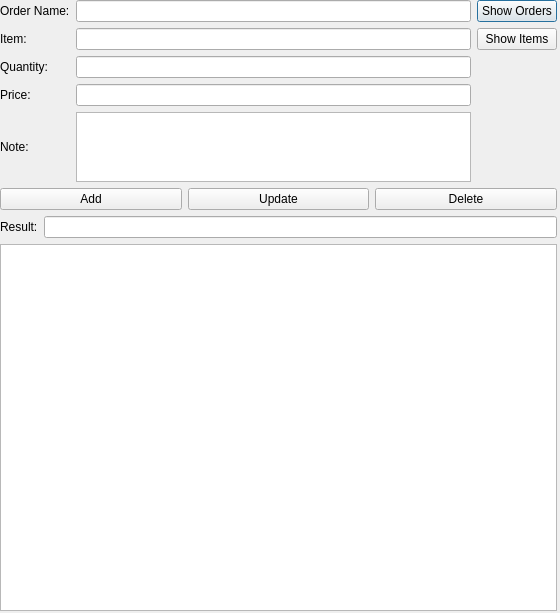
GreenBeanio/Kimberly-s-Delicious-Dozen-Tracker, file UI_RAW/OrderItems.ui: the form before one commit.
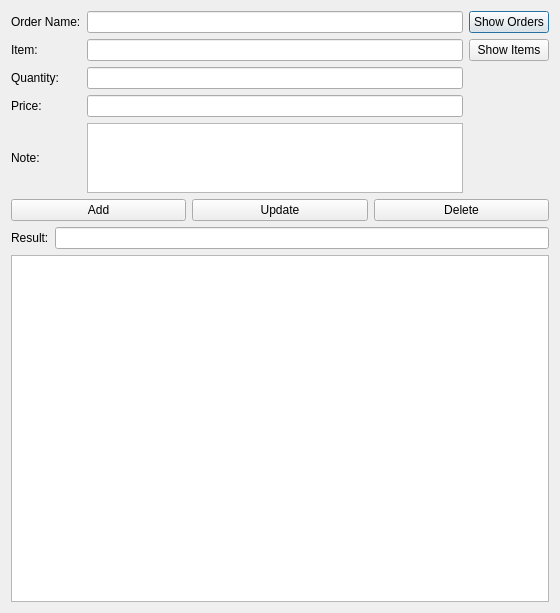
The form after the commit.

Commit message: Better Layouts

Patch:
```diff
--- a/UI_RAW/OrderItems.ui
+++ b/UI_RAW/OrderItems.ui
@@ -13,15 +13,8 @@
   <property name="windowTitle">
    <string>Order Items</string>
   </property>
-  <widget class="QWidget" name="verticalLayoutWidget_3">
-   <property name="geometry">
-    <rect>
-     <x>0</x>
-     <y>0</y>
-     <width>557</width>
-     <height>611</height>
-    </rect>
-   </property>
+  <layout class="QGridLayout" name="gridLayout">
+   <item row="0" column="0">
    <layout class="QVBoxLayout" name="MainLayout" stretch="1,0,4">
     <item>
      <layout class="QHBoxLayout" name="InputLayout">
@@ -146,7 +139,8 @@
      <widget class="QTableView" name="OrderItemTable"/>
     </item>
    </layout>
-  </widget>
+   </item>
+  </layout>
  </widget>
  <tabstops>
   <tabstop>OrderText</tabstop>
```
Lines whose indentation alone changed are shown as unchanged. The commit also changes 13 other files.
